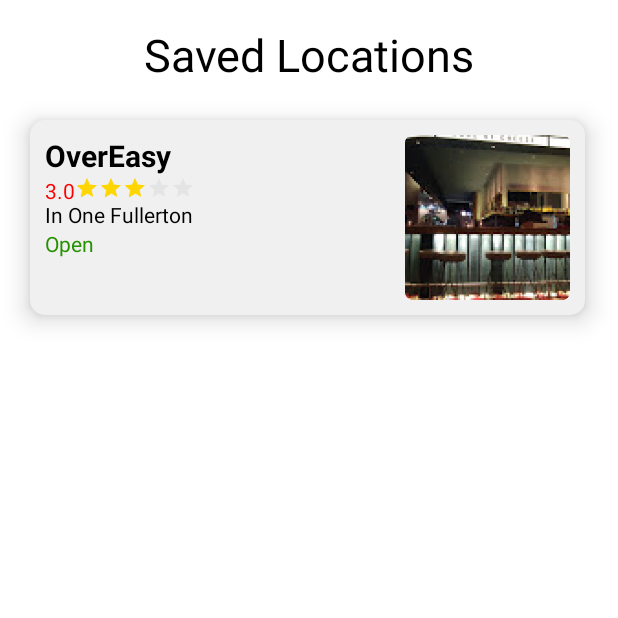
After one commit to AlexSiek/ANDE2020, an Android app: the SavedLocationsActivity screen opened directly, with no data from a screen before it, on a phone screen of 412 x 824 dp, the top half of it. The commit adds this screen. Run offline under Robolectric (Android 15) with nearby library versions, the phone set to English and light mode, and no system bars.

Commit message:
Completed SubRecycleritem and created SavedLocationsActivity

```diff
--- a/app/src/main/AndroidManifest.xml
+++ b/app/src/main/AndroidManifest.xml
@@ -22,7 +22,9 @@
         </activity>
         <activity android:name=".MainActivity"
             android:screenOrientation="portrait">
-
+        </activity>
+        <activity android:name=".SavedLocationsActivity"
+            android:screenOrientation="portrait">
         </activity>
         <activity android:name=".SettingActivity">
 
--- a/app/src/main/java/com/example/ande/MainActivity.java
+++ b/app/src/main/java/com/example/ande/MainActivity.java
@@ -1,6 +1,9 @@
 package com.example.ande;
 
+import android.Manifest;
+import android.content.DialogInterface;
 import android.content.Intent;
+import android.content.pm.PackageManager;
 import android.os.Bundle;
 import android.view.MenuItem;
 import android.view.View;
@@ -8,8 +11,11 @@
 import android.widget.Toast;
 
 import androidx.annotation.NonNull;
+import androidx.appcompat.app.AlertDialog;
 import androidx.appcompat.app.AppCompatActivity;
 import androidx.appcompat.widget.PopupMenu;
+import androidx.core.app.ActivityCompat;
+import androidx.core.content.ContextCompat;
 import androidx.recyclerview.widget.GridLayoutManager;
 import androidx.recyclerview.widget.LinearLayoutManager;
 import androidx.recyclerview.widget.RecyclerView;
@@ -22,7 +28,10 @@
     //RecyclerView
     private RecyclerView mRecyclerView;
     private ArrayList<MainRecycleritem> imageCategories = new ArrayList<>();
-    //
+
+    //Location Permission
+    private int LOCATION_PERMISSION_CODE = 1;
+
     @Override
     protected void onCreate(Bundle savedInstanceState) {
         super.onCreate(savedInstanceState);
@@ -57,7 +66,9 @@
                         Toast.makeText(MainActivity.this, "Favorites", Toast.LENGTH_SHORT).show();
                         break;
                     case R.id.saved:
-                        Toast.makeText(MainActivity.this, "Nearby", Toast.LENGTH_SHORT).show();
+                        Toast.makeText(MainActivity.this, "Saved Locations", Toast.LENGTH_SHORT).show();
+                        Intent i = new Intent(MainActivity.this, SavedLocationsActivity.class);
+                        startActivity(i);
                         break;
                 }
                 return true;
@@ -69,8 +80,7 @@
     public boolean onMenuItemClick(MenuItem item) {
         switch (item.getItemId()) {
             case R.id.setting_item:
-                Intent intent = new Intent(this,SettingActivity.class);
-                startActivity(intent);
+                // do your code
                 return true;
             case R.id.about_item:
                 // do your code
@@ -96,6 +106,7 @@
             @Override
             public void onItemClicked(MainRecycleritem category)
             {
+                checkReadPermission();
                 Toast.makeText(MainActivity.this, category.getCategory(), Toast.LENGTH_SHORT).show();
             }
         });
@@ -112,4 +123,49 @@
         imageCategories.add(new MainRecycleritem(R.drawable.img_adventure,"Adventure"));
 
     }
+    // LOCATION PERMISSION
+    private void checkReadPermission() {
+        if (ContextCompat.checkSelfPermission(this,
+                Manifest.permission.ACCESS_FINE_LOCATION)
+                == PackageManager.PERMISSION_GRANTED) {
+
+        }else {
+            requestLocationPermission();
+        }
+    }
+
+    private void requestLocationPermission() {
+        if(ActivityCompat.shouldShowRequestPermissionRationale(this,Manifest.permission.ACCESS_FINE_LOCATION)){
+            new AlertDialog.Builder(this)
+                    .setTitle("Permission needed")
+                    .setMessage("Location is needed to explore places!")
+                    .setPositiveButton("ok", new DialogInterface.OnClickListener() {
+                        @Override
+                        public void onClick(DialogInterface dialog, int which) {
+                            ActivityCompat.requestPermissions(MainActivity.this, new String[]{Manifest.permission.ACCESS_FINE_LOCATION},LOCATION_PERMISSION_CODE);
+                        }
+                    })
+                    .setNegativeButton("cancel", new DialogInterface.OnClickListener() {
+                        @Override
+                        public void onClick(DialogInterface dialog, int which) {
+                            //if permission is denied
+                            dialog.dismiss();
+                        }
+                    })
+                    .create().show();
+        }else{
+            ActivityCompat.requestPermissions(this, new String[]{Manifest.permission.ACCESS_FINE_LOCATION},LOCATION_PERMISSION_CODE);
+        }
+    }
+
+    @Override
+    public void onRequestPermissionsResult(int requestCode, @NonNull String[] permissions, @NonNull int[] grantResults) {
+        if(requestCode == LOCATION_PERMISSION_CODE) {
+            if(grantResults.length > 0 && grantResults[0] == PackageManager.PERMISSION_GRANTED){
+                Toast.makeText(MainActivity.this, "location permission GRANTED", Toast.LENGTH_SHORT).show();
+            }else{
+                Toast.makeText(MainActivity.this, "location permission DENIED", Toast.LENGTH_SHORT).show();
+            }
+        }
+    }
 }
--- /dev/null
+++ b/app/src/main/java/com/example/ande/SavedLocationsActivity.java
@@ -0,0 +1,56 @@
+package com.example.ande;
+
+import android.os.Bundle;
+import android.widget.Toast;
+
+import androidx.appcompat.app.AppCompatActivity;
+import androidx.recyclerview.widget.GridLayoutManager;
+import androidx.recyclerview.widget.LinearLayoutManager;
+import androidx.recyclerview.widget.RecyclerView;
+
+import java.util.ArrayList;
+
+public class SavedLocationsActivity extends AppCompatActivity {
+
+    private RecyclerView subRecyclerView;
+    private ArrayList<SubRecycleritem> locationItem = new ArrayList<>();
+
+    @Override
+    protected void onCreate(Bundle savedInstanceState) {
+        super.onCreate(savedInstanceState);
+        setContentView(R.layout.savedlocations_activity);
+        //RecyclerView
+        bindItemData();
+        setUIRef();
+        subRecyclerView.setLayoutManager(new GridLayoutManager(this, 2));
+    }
+
+    private void setUIRef()
+    {
+        //Reference of RecyclerView
+        subRecyclerView = findViewById(R.id.locationItems);
+        //Linear Layout Manager
+        LinearLayoutManager linearLayoutManager = new LinearLayoutManager(SavedLocationsActivity.this, RecyclerView.VERTICAL, false);
+        //Set Layout Manager to RecyclerView
+        subRecyclerView.setLayoutManager(linearLayoutManager);
+
+        //Create adapter
+        SubRecycleritemArrayAdapter myRecyclerViewAdapter = new SubRecycleritemArrayAdapter(locationItem, new SubRecycleritemArrayAdapter.MyRecyclerViewItemClickListener()
+        {
+            //Handling clicks
+            @Override
+            public void onItemClicked(SubRecycleritem locationItem)
+            {
+                Toast.makeText(SavedLocationsActivity.this, locationItem.getName(), Toast.LENGTH_SHORT).show();
+            }
+        });
+
+        //Set adapter to RecyclerView
+        subRecyclerView.setAdapter(myRecyclerViewAdapter);
+    }
+
+    private void bindItemData()
+    {
+        locationItem.add(new SubRecycleritem(R.drawable.overeasy,"OverEasy", 3, "In One Fullerton", true));
+    }
+}
--- a/app/src/main/java/com/example/ande/SplashScreen.java
+++ b/app/src/main/java/com/example/ande/SplashScreen.java
@@ -16,7 +16,7 @@
             public void run() {
                 try {
                     // sleep time in milliseconds (3000 = 3sec)
-                    sleep(3000);
+                    sleep(500);
                 }  catch(InterruptedException e) {
                     // Trace the error
                     e.printStackTrace();
--- /dev/null
+++ b/app/src/main/java/com/example/ande/SubRecycleritem.java
@@ -0,0 +1,28 @@
+package com.example.ande;
+
+public class SubRecycleritem {
+
+    private int image;
+    private String name;
+    private float rating;
+    private String vicinity;
+    private boolean openStatus;
+
+    public SubRecycleritem(int image, String name, float rating, String vicinity, boolean openStatus) {
+        this.image = image;
+        this.name = name;
+        this.rating = rating;
+        this.vicinity = vicinity;
+        this.openStatus = openStatus;
+    }
+
+        public int getImage() { return this.image; }
+
+        public String getName() { return this.name; }
+
+        public float getRating() { return this.rating; }
+
+        public String getVicinity() { return this.vicinity; }
+
+        public boolean getOpenStatus() { return this.openStatus; }
+}
--- /dev/null
+++ b/app/src/main/java/com/example/ande/SubRecycleritemArrayAdapter.java
@@ -0,0 +1,106 @@
+package com.example.ande;
+
+import android.view.LayoutInflater;
+import android.view.View;
+import android.view.ViewGroup;
+import android.widget.ImageView;
+import android.widget.RatingBar;
+import android.widget.TextView;
+
+import androidx.annotation.NonNull;
+import androidx.recyclerview.widget.RecyclerView;
+
+import org.w3c.dom.Text;
+
+import java.util.ArrayList;
+
+public class SubRecycleritemArrayAdapter extends RecyclerView.Adapter<SubRecycleritemArrayAdapter.MyViewHolder> {
+
+    private ArrayList<SubRecycleritem> locationItem;
+    private MyRecyclerViewItemClickListener mItemClickListener;
+    public SubRecycleritemArrayAdapter(ArrayList<SubRecycleritem> locationItem, MyRecyclerViewItemClickListener itemClickListener) {
+        this.locationItem = locationItem;
+        this.mItemClickListener = itemClickListener;
+    }
+
+    @NonNull
+    @Override
+    public MyViewHolder onCreateViewHolder(@NonNull ViewGroup parent, int viewType) {
+        //Inflate RecyclerView row
+        View view = LayoutInflater.from(parent.getContext()).inflate(R.layout.sub_recycleritem, parent, false);
+
+        //Create View Holder
+        final MyViewHolder myViewHolder = new MyViewHolder(view);
+
+        //Item Clicks
+        myViewHolder.itemView.setOnClickListener(new View.OnClickListener() {
+            @Override
+            public void onClick(View v) {
+                mItemClickListener.onItemClicked(locationItem.get(myViewHolder.getLayoutPosition()));
+            }
+        });
+
+        return myViewHolder;
+    }
+
+    @Override
+    public void onBindViewHolder(@NonNull MyViewHolder holder, int position) {
+
+        int imageId = locationItem.get(position).getImage();
+        String name = locationItem.get(position).getName();
+        float rating = locationItem.get(position).getRating();
+        String vicinity = locationItem.get(position).getVicinity();
+        boolean openStatus = locationItem.get(position).getOpenStatus();
+        //Set Image
+        holder.subImage.setImageResource(imageId);
+        holder.name.setText(name);
+        holder.rating.setRating(rating);
+        holder.ratingNumber.setText(String.valueOf(rating));
+        holder.vicinity.setText(vicinity);
+        if (openStatus) {
+            holder.openStatus.setText("Open");
+        } else {
+            holder.openStatus.setText("Closed");
+        }
+    }
+
+    @Override
+    public int getItemCount() {
+        return locationItem.size();
+    }
+
+    @Override
+    public int getItemViewType(int position) {
+        return position;
+    }
+
+    @Override
+    public long getItemId(int position) {
+        return position;
+    }
+
+    //RecyclerView View Holder
+    class MyViewHolder extends RecyclerView.ViewHolder {
+        private ImageView subImage;
+        private TextView name;
+        private RatingBar rating;
+        private TextView ratingNumber;
+        private TextView vicinity;
+        private TextView openStatus;
+
+        MyViewHolder(@NonNull View itemView) {
+            super(itemView);
+            subImage = itemView.findViewById(R.id.subImage);
+            name = itemView.findViewById(R.id.locationName);
+            rating = itemView.findViewById(R.id.rating);
+            ratingNumber = itemView.findViewById(R.id.ratingNumber);
+            vicinity = itemView.findViewById(R.id.vicinity);
+            openStatus = itemView.findViewById(R.id.openStatus);
+        }
+    }
+
+    //RecyclerView Click Listener
+    public interface MyRecyclerViewItemClickListener {
+        void onItemClicked(SubRecycleritem locationItem);
+    }
+}
--- /dev/null
+++ b/app/src/main/res/drawable/subrecycleritem_background.xml
@@ -0,0 +1,6 @@
+<?xml version="1.0" encoding="UTF-8"?>
+<shape xmlns:android="http://schemas.android.com/apk/res/android">
+    <solid android:color="#F0F0F0"/>
+    <corners android:radius="10dp"/>
+    <padding android:left="0dp" android:top="0dp" android:right="0dp" android:bottom="0dp" />
+</shape>
--- /dev/null
+++ b/app/src/main/res/layout/savedlocations_activity.xml
@@ -0,0 +1,31 @@
+<?xml version="1.0" encoding="utf-8"?>
+<androidx.constraintlayout.widget.ConstraintLayout xmlns:android="http://schemas.android.com/apk/res/android"
+    xmlns:app="http://schemas.android.com/apk/res-auto"
+    xmlns:tools="http://schemas.android.com/tools"
+    android:layout_width="match_parent"
+    android:layout_height="match_parent">
+
+    <TextView
+        android:id="@+id/textView"
+        android:layout_width="wrap_content"
+        android:layout_height="wrap_content"
+        android:layout_marginTop="16dp"
+        android:text="Saved Locations"
+        android:textSize="30dp"
+        app:layout_constraintEnd_toEndOf="parent"
+        app:layout_constraintStart_toStartOf="parent"
+        app:layout_constraintTop_toTopOf="parent" />
+
+    <androidx.recyclerview.widget.RecyclerView
+        android:id="@+id/locationItems"
+        android:layout_width="match_parent"
+        android:layout_height="0dp"
+        android:layout_marginTop="60dp"
+        app:layout_constraintBottom_toBottomOf="parent"
+        app:layout_constraintEnd_toEndOf="parent"
+        app:layout_constraintHorizontal_bias="0.498"
+        app:layout_constraintStart_toStartOf="parent"
+        app:layout_constraintTop_toTopOf="parent"
+        app:layout_constraintVertical_bias="0.060000002" />
+
+</androidx.constraintlayout.widget.ConstraintLayout>
--- /dev/null
+++ b/app/src/main/res/layout/sub_recycleritem.xml
@@ -0,0 +1,69 @@
+<?xml version="1.0" encoding="utf-8"?>
+<RelativeLayout xmlns:android="http://schemas.android.com/apk/res/android"
+    xmlns:app="http://schemas.android.com/apk/res-auto"
+    xmlns:tools="http://schemas.android.com/tools"
+    android:layout_width="370dp"
+    android:layout_height="wrap_content"
+    android:layout_gravity="center_horizontal"
+    android:background="@drawable/subrecycleritem_background"
+    android:orientation="vertical"
+    android:elevation="10dp"
+    android:layout_marginTop="20dp"
+    android:layout_marginLeft="20dp"
+    android:padding="10dp">
+
+    <TextView
+        android:id="@+id/locationName"
+        android:layout_width="wrap_content"
+        android:layout_height="wrap_content"
+        android:text="TextView"
+        android:textSize="20dp"
+        android:textStyle="bold"
+        tools:layout_editor_absoluteX="169dp"
+        tools:layout_editor_absoluteY="249dp" />
+
+    <TextView
+        android:id="@+id/ratingNumber"
+        android:layout_width="wrap_content"
+        android:layout_height="wrap_content"
+        android:layout_weight="1"
+        android:textColor="@color/red"
+        android:text="TextView"
+        android:layout_below="@id/locationName"/>
+
+    <RatingBar
+        android:id="@+id/rating"
+        style="@style/customRatingBar"
+        android:layout_width="wrap_content"
+        android:layout_height="wrap_content"
+        android:layout_alignParentTop="@+id/locationName"
+        android:numStars="5"
+        android:stepSize="0.1"
+        android:theme="@style/customRatingBar"
+        android:layout_below="@id/locationName"
+        android:layout_toRightOf="@id/ratingNumber"/>
+
+    <TextView
+        android:id="@+id/vicinity"
+        android:layout_width="wrap_content"
+        android:layout_height="wrap_content"
+        android:layout_weight="1"
+        android:text="TextView"
+        android:layout_below="@id/rating"/>
+
+    <TextView
+        android:id="@+id/openStatus"
+        android:layout_width="wrap_content"
+        android:layout_height="wrap_content"
+        android:textColor="@color/green"
+        android:text="TextView"
+        android:layout_below="@id/vicinity"/>
+
+    <ImageView
+        android:id="@+id/subImage"
+        android:layout_width="110dp"
+        android:layout_height="110dp"
+        android:layout_alignParentRight="true" />
+
+
+</RelativeLayout>
--- a/app/src/main/res/values/colors.xml
+++ b/app/src/main/res/values/colors.xml
@@ -10,4 +10,9 @@
     <color name="background">#FFFFFF </color>
     <color name="switchOnColor" android:state_checked="true">#00966B</color>
     <color name="seekbarColor">#00966B</color>
+    <color name="ratingbarColorFilled">#FFD600</color>
+    <color name="ratingbarColorUnfilled">#C9C9C9</color>
+    <color name="red">#FF0000</color>
+    <color name="green">#269201</color>
+
 </resources>
--- a/app/src/main/res/values/styles.xml
+++ b/app/src/main/res/values/styles.xml
@@ -1,5 +1,10 @@
 <?xml version="1.0" encoding="utf-8"?>
-<resources>
+<resources xmlns:android="http://schemas.android.com/apk/res/android">
 <style name="AppTheme" parent="Theme.AppCompat.DayNight.NoActionBar">
 </style>
+    <style name="customRatingBar"
+        parent="android:style/Widget.Material.RatingBar.Small">
+        <item name="colorControlNormal">@color/ratingbarColorUnfilled</item>
+        <item name="colorControlActivated">@color/ratingbarColorFilled</item>
+    </style>
 </resources>
```
Also changed, not shown: app/src/main/res/drawable/overeasy.png (added).
